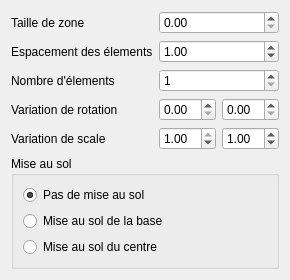
Before: the Qt Designer form sources/drawdialog.ui in b4n92uid/theball-editor, drawn with Qt 5.
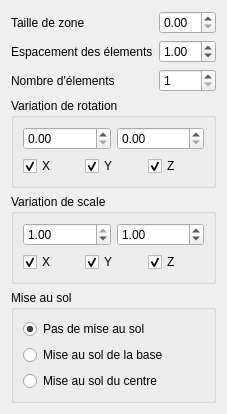
After: the same form once the commit is applied. Icons and pictures are not drawn.

Commit message: Complete draw tools by rotation and scale axes and find floor feature

Diff of the .ui file:
```diff
--- a/sources/drawdialog.ui
+++ b/sources/drawdialog.ui
@@ -6,8 +6,8 @@
    <rect>
     <x>0</x>
     <y>0</y>
-    <width>256</width>
-    <height>250</height>
+    <width>199</width>
+    <height>366</height>
    </rect>
   </property>
   <property name="windowTitle">
@@ -23,13 +23,9 @@
   <layout class="QVBoxLayout" name="verticalLayout_2">
    <item>
     <layout class="QFormLayout" name="formLayout">
-     <item row="0" column="1">
-      <widget class="QDoubleSpinBox" name="zoneSize">
-       <property name="value">
-        <double>0.000000000000000</double>
-       </property>
-      </widget>
-     </item>
+     <property name="fieldGrowthPolicy">
+      <enum>QFormLayout::AllNonFixedFieldsGrow</enum>
+     </property>
      <item row="0" column="0">
       <widget class="QLabel" name="label">
        <property name="text">
@@ -37,10 +33,10 @@
        </property>
       </widget>
      </item>
-     <item row="1" column="1">
-      <widget class="QDoubleSpinBox" name="gapSize">
+     <item row="0" column="1">
+      <widget class="QDoubleSpinBox" name="zoneSize">
        <property name="value">
-        <double>1.000000000000000</double>
+        <double>0.000000000000000</double>
        </property>
       </widget>
      </item>
@@ -51,6 +47,20 @@
        </property>
       </widget>
      </item>
+     <item row="1" column="1">
+      <widget class="QDoubleSpinBox" name="gapSize">
+       <property name="value">
+        <double>1.000000000000000</double>
+       </property>
+      </widget>
+     </item>
+     <item row="2" column="0">
+      <widget class="QLabel" name="label_3">
+       <property name="text">
+        <string>Nombre d'élements</string>
+       </property>
+      </widget>
+     </item>
      <item row="2" column="1">
       <widget class="QSpinBox" name="elemCount">
        <property name="minimum">
@@ -58,7 +68,15 @@
        </property>
       </widget>
      </item>
-     <item row="3" column="1">
+    </layout>
+   </item>
+   <item>
+    <widget class="QGroupBox" name="groupBox_2">
+     <property name="title">
+      <string>Variation de rotation</string>
+     </property>
+     <layout class="QVBoxLayout" name="verticalLayout_3">
+      <item>
       <layout class="QHBoxLayout" name="horizontalLayout_2">
        <item>
         <widget class="QDoubleSpinBox" name="minRotation">
@@ -79,22 +97,51 @@
        </item>
       </layout>
      </item>
-     <item row="2" column="0">
-      <widget class="QLabel" name="label_3">
+      <item>
+       <layout class="QHBoxLayout" name="horizontalLayout_4">
+        <item>
+         <widget class="QCheckBox" name="rotationX">
        <property name="text">
-        <string>Nombre d'élements</string>
-       </property>
-      </widget>
-     </item>
-     <item row="3" column="0">
-      <widget class="QLabel" name="label_4">
+           <string>X</string>
+          </property>
+          <property name="checked">
+           <bool>true</bool>
+          </property>
+         </widget>
+        </item>
+        <item>
+         <widget class="QCheckBox" name="rotationY">
        <property name="text">
-        <string>Variation de rotation</string>
-       </property>
-      </widget>
-     </item>
-     <item row="4" column="1">
-      <layout class="QHBoxLayout" name="horizontalLayout_5">
+           <string>Y</string>
+          </property>
+          <property name="checked">
+           <bool>true</bool>
+          </property>
+         </widget>
+        </item>
+        <item>
+         <widget class="QCheckBox" name="rotationZ">
+          <property name="text">
+           <string>Z</string>
+          </property>
+          <property name="checked">
+           <bool>true</bool>
+          </property>
+         </widget>
+        </item>
+       </layout>
+      </item>
+     </layout>
+    </widget>
+   </item>
+   <item>
+    <widget class="QGroupBox" name="groupBox_3">
+     <property name="title">
+      <string>Variation de scale</string>
+     </property>
+     <layout class="QVBoxLayout" name="verticalLayout_4">
+      <item>
+       <layout class="QHBoxLayout" name="horizontalLayout_3">
        <item>
         <widget class="QDoubleSpinBox" name="minScale">
          <property name="maximum">
@@ -120,14 +167,42 @@
        </item>
       </layout>
      </item>
-     <item row="4" column="0">
-      <widget class="QLabel" name="label_5">
+      <item>
+       <layout class="QHBoxLayout" name="horizontalLayout">
+        <item>
+         <widget class="QCheckBox" name="scaleX">
        <property name="text">
-        <string>Variation de scale</string>
-       </property>
-      </widget>
-     </item>
-    </layout>
+           <string>X</string>
+          </property>
+          <property name="checked">
+           <bool>true</bool>
+          </property>
+         </widget>
+        </item>
+        <item>
+         <widget class="QCheckBox" name="scaleY">
+          <property name="text">
+           <string>Y</string>
+          </property>
+          <property name="checked">
+           <bool>true</bool>
+          </property>
+         </widget>
+        </item>
+        <item>
+         <widget class="QCheckBox" name="scaleZ">
+          <property name="text">
+           <string>Z</string>
+          </property>
+          <property name="checked">
+           <bool>true</bool>
+          </property>
+         </widget>
+        </item>
+       </layout>
+      </item>
+     </layout>
+    </widget>
    </item>
    <item>
     <widget class="QGroupBox" name="groupBox">
```
Lines whose indentation alone changed are shown as unchanged. The commit also changes 5 other files.
